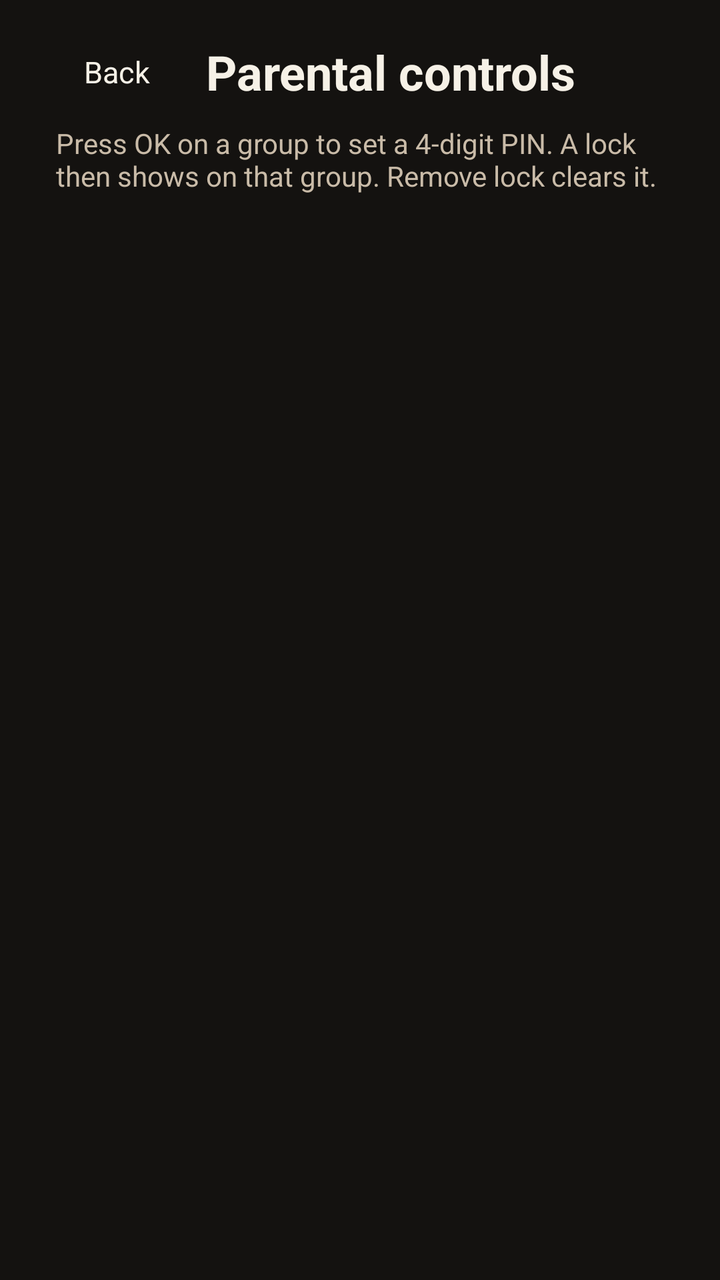
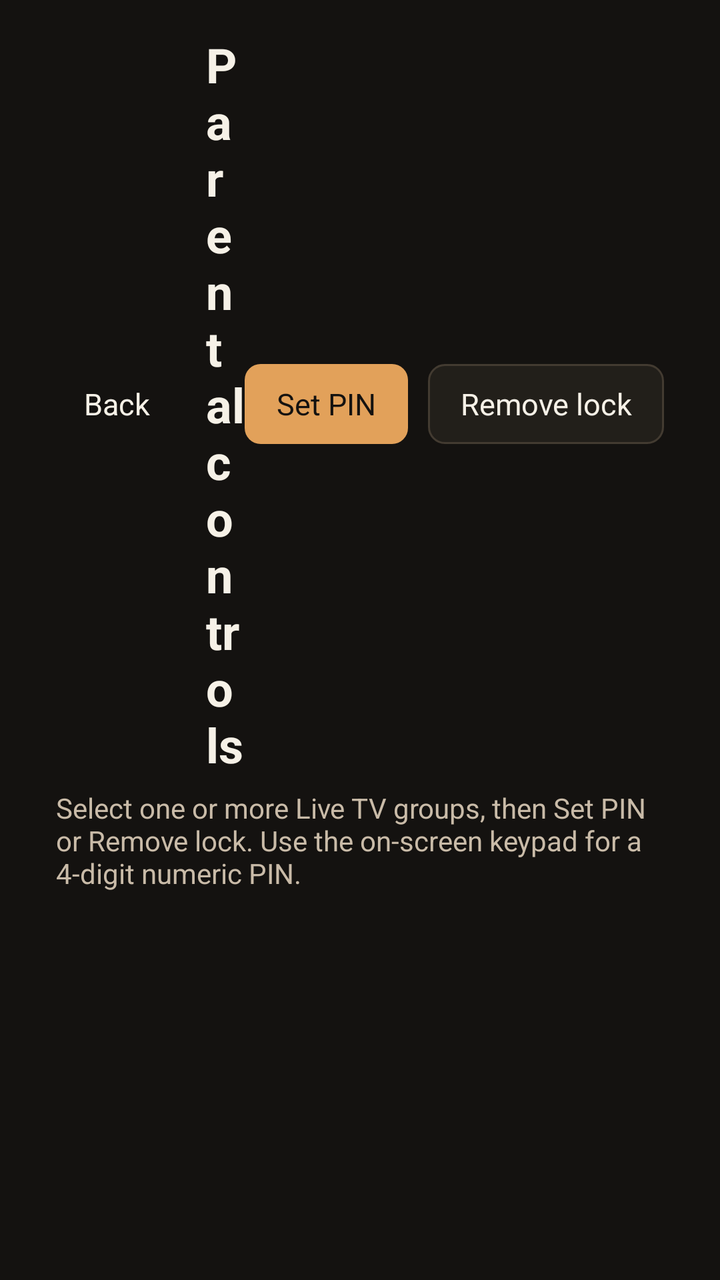

Two renders of the same Android screen: before a commit and after it. Below are the layout's source before the change and the commit's diff.
<!-- AndroidManifest.xml: application theme Theme.OlympusIptv -->
<!-- res/layout/activity_parental.xml -->
<?xml version="1.0" encoding="utf-8"?>
<FrameLayout xmlns:android="http://schemas.android.com/apk/res/android"
    android:layout_width="match_parent"
    android:layout_height="match_parent"
    android:background="@color/bg">

    <LinearLayout
        android:layout_width="match_parent"
        android:layout_height="match_parent"
        android:orientation="vertical"
        android:paddingHorizontal="28dp"
        android:paddingTop="16dp"
        android:paddingBottom="12dp">

        <LinearLayout
            android:layout_width="match_parent"
            android:layout_height="wrap_content"
            android:gravity="center_vertical"
            android:orientation="horizontal">

            <TextView
                android:id="@+id/btnBack"
                android:layout_width="wrap_content"
                android:layout_height="40dp"
                android:background="@drawable/bg_nav"
                android:clickable="true"
                android:focusable="true"
                android:gravity="center"
                android:nextFocusDown="@id/groupList"
                android:paddingHorizontal="14dp"
                android:text="@string/back"
                android:textColor="@color/text_primary"
                android:textSize="15sp" />

            <TextView
                android:layout_width="wrap_content"
                android:layout_height="wrap_content"
                android:layout_marginStart="14dp"
                android:text="@string/parental_title"
                android:textColor="@color/text_primary"
                android:textSize="24sp"
                android:textStyle="bold" />
        </LinearLayout>

        <TextView
            android:layout_width="match_parent"
            android:layout_height="wrap_content"
            android:layout_marginTop="6dp"
            android:text="@string/parental_hint"
            android:textColor="@color/text_secondary"
            android:textSize="14sp" />

        <androidx.recyclerview.widget.RecyclerView
            android:id="@+id/groupList"
            android:layout_width="match_parent"
            android:layout_height="0dp"
            android:layout_marginTop="12dp"
            android:layout_weight="1"
            android:clipToPadding="false"
            android:nextFocusUp="@id/btnBack" />
    </LinearLayout>

    <LinearLayout
        android:id="@+id/groupPin"
        android:layout_width="360dp"
        android:layout_height="wrap_content"
        android:layout_gravity="center"
        android:background="@drawable/bg_panel"
        android:elevation="18dp"
        android:orientation="vertical"
        android:paddingHorizontal="28dp"
        android:paddingVertical="24dp"
        android:visibility="gone">

        <TextView
            android:id="@+id/groupPinTitle"
            android:layout_width="match_parent"
            android:layout_height="wrap_content"
            android:gravity="center"
            android:text="@string/group_pin_set"
            android:textColor="@color/text_primary"
            android:textSize="22sp"
            android:textStyle="bold" />

        <TextView
            android:id="@+id/groupPinDigits"
            android:layout_width="match_parent"
            android:layout_height="72dp"
            android:layout_marginTop="16dp"
            android:background="@color/bg_elevated"
            android:gravity="center"
            android:letterSpacing="0.3"
            android:text="––––"
            android:textColor="@color/text_primary"
            android:textSize="36sp" />

        <TextView
            android:id="@+id/groupPinCancel"
            android:layout_width="match_parent"
            android:layout_height="48dp"
            android:layout_marginTop="16dp"
            android:background="@drawable/bg_focusable"
            android:clickable="true"
            android:focusable="true"
            android:gravity="center"
            android:text="@string/group_pin_cancel"
            android:textColor="@color/text_primary"
            android:textSize="16sp" />

        <TextView
            android:id="@+id/groupPinClear"
            android:layout_width="match_parent"
            android:layout_height="48dp"
            android:layout_marginTop="8dp"
            android:background="@drawable/bg_focusable"
            android:clickable="true"
            android:focusable="true"
            android:gravity="center"
            android:text="@string/group_pin_clear"
            android:textColor="@color/text_primary"
            android:textSize="16sp"
            android:visibility="gone" />
    </LinearLayout>
</FrameLayout>
<!-- resources referenced by this layout -->
<resources>
  <color name="bg">#141210</color>
  <color name="bg_elevated">#221F1A</color>
  <color name="text_primary">#F6F1E7</color>
  <color name="text_secondary">#C9BBA8</color>
  <!-- drawable bg_panel (drawable) -->
  <?xml version="1.0" encoding="utf-8"?>
  <shape xmlns:android="http://schemas.android.com/apk/res/android">
      <solid android:color="@color/bg_panel" />
      <corners android:radius="10dp" />
      <stroke
          android:width="1dp"
          android:color="@color/stroke" />
  </shape>
  <string name="back">Back</string>
  <string name="group_pin_cancel">Cancel</string>
  <string name="group_pin_clear">Remove lock</string>
  <string name="group_pin_set">Lock this group</string>
  <string name="parental_hint">Press OK on a group to set a 4-digit PIN. A lock then shows on that group. Remove lock clears it.</string>
  <string name="parental_title">Parental controls</string>
  <style name="Theme.OlympusIptv" parent="Theme.AppCompat.NoActionBar">
          <item name="android:windowBackground">@color/bg</item>
          <item name="android:colorBackground">@color/bg</item>
          <item name="android:textColorPrimary">@color/text_primary</item>
          <item name="android:textColorSecondary">@color/text_secondary</item>
          <item name="colorPrimary">@color/accent</item>
          <item name="colorAccent">@color/accent</item>
          <item name="android:statusBarColor">@color/bg</item>
          <item name="android:navigationBarColor">@color/bg</item>
          <item name="android:windowFullscreen">true</item>
      </style>
  <color name="focus">#F0C48A</color>
  <color name="accent_dim">#B07A38</color>
  <color name="bg_panel">#2C271F</color>
  <color name="stroke">#433B31</color>
  <color name="accent">#E2A15A</color>
  <!-- unchanged entries left out for length: 2 -->
</resources>

<!-- the commit's change to res/layout/activity_parental.xml (unified diff, before → after) -->
@@ -33,16 +33,45 @@
                 android:textSize="15sp" />
 
             <TextView
-                android:layout_width="wrap_content"
+                android:layout_width="0dp"
                 android:layout_height="wrap_content"
                 android:layout_marginStart="14dp"
+                android:layout_weight="1"
                 android:text="@string/parental_title"
                 android:textColor="@color/text_primary"
                 android:textSize="24sp"
                 android:textStyle="bold" />
+
+            <TextView
+                android:id="@+id/btnSetPin"
+                android:layout_width="wrap_content"
+                android:layout_height="40dp"
+                android:background="@drawable/bg_button"
+                android:clickable="true"
+                android:focusable="true"
+                android:gravity="center"
+                android:paddingHorizontal="16dp"
+                android:text="@string/parental_set_pin"
+                android:textColor="@color/bg"
+                android:textSize="15sp" />
+
+            <TextView
+                android:id="@+id/btnClearPin"
+                android:layout_width="wrap_content"
+                android:layout_height="40dp"
+                android:layout_marginStart="10dp"
+                android:background="@drawable/bg_button_secondary"
+                android:clickable="true"
+                android:focusable="true"
+                android:gravity="center"
+                android:paddingHorizontal="16dp"
+                android:text="@string/parental_clear_pin"
+                android:textColor="@color/text_primary"
+                android:textSize="15sp" />
         </LinearLayout>
 
         <TextView
+            android:id="@+id/parentalHint"
             android:layout_width="match_parent"
             android:layout_height="wrap_content"
             android:layout_marginTop="6dp"
@@ -62,14 +91,14 @@
 
     <LinearLayout
         android:id="@+id/groupPin"
-        android:layout_width="360dp"
+        android:layout_width="420dp"
         android:layout_height="wrap_content"
         android:layout_gravity="center"
         android:background="@drawable/bg_panel"
         android:elevation="18dp"
         android:orientation="vertical"
-        android:paddingHorizontal="28dp"
-        android:paddingVertical="24dp"
+        android:paddingHorizontal="24dp"
+        android:paddingVertical="20dp"
         android:visibility="gone">
 
         <TextView
@@ -85,40 +114,37 @@
         <TextView
             android:id="@+id/groupPinDigits"
             android:layout_width="match_parent"
-            android:layout_height="72dp"
-            android:layout_marginTop="16dp"
+            android:layout_height="64dp"
+            android:layout_marginTop="14dp"
             android:background="@color/bg_elevated"
             android:gravity="center"
-            android:letterSpacing="0.3"
+            android:letterSpacing="0.35"
             android:text="––––"
             android:textColor="@color/text_primary"
-            android:textSize="36sp" />
+            android:textSize="34sp" />
 
-        <TextView
-            android:id="@+id/groupPinCancel"
+        <GridLayout
+            android:id="@+id/pinPad"
             android:layout_width="match_parent"
-            android:layout_height="48dp"
-            android:layout_marginTop="16dp"
-            android:background="@drawable/bg_focusable"
-            android:clickable="true"
-            android:focusable="true"
-            android:gravity="center"
-            android:text="@string/group_pin_cancel"
-            android:textColor="@color/text_primary"
-            android:textSize="16sp" />
+            android:layout_height="wrap_content"
+            android:layout_marginTop="14dp"
+            android:alignmentMode="alignMargins"
+            android:columnCount="3"
+            android:rowCount="4"
+            android:useDefaultMargins="true">
 
-        <TextView
-            android:id="@+id/groupPinClear"
-            android:layout_width="match_parent"
-            android:layout_height="48dp"
-            android:layout_marginTop="8dp"
-            android:background="@drawable/bg_focusable"
-            android:clickable="true"
-            android:focusable="true"
-            android:gravity="center"
-            android:text="@string/group_pin_clear"
-            android:textColor="@color/text_primary"
-            android:textSize="16sp"
-            android:visibility="gone" />
+            <TextView android:id="@+id/pin1" style="@style/OlympusIptvPinKey" android:text="1" />
+            <TextView android:id="@+id/pin2" style="@style/OlympusIptvPinKey" android:text="2" />
+            <TextView android:id="@+id/pin3" style="@style/OlympusIptvPinKey" android:text="3" />
+            <TextView android:id="@+id/pin4" style="@style/OlympusIptvPinKey" android:text="4" />
+            <TextView android:id="@+id/pin5" style="@style/OlympusIptvPinKey" android:text="5" />
+            <TextView android:id="@+id/pin6" style="@style/OlympusIptvPinKey" android:text="6" />
+            <TextView android:id="@+id/pin7" style="@style/OlympusIptvPinKey" android:text="7" />
+            <TextView android:id="@+id/pin8" style="@style/OlympusIptvPinKey" android:text="8" />
+            <TextView android:id="@+id/pin9" style="@style/OlympusIptvPinKey" android:text="9" />
+            <TextView android:id="@+id/pinClearDigit" style="@style/OlympusIptvPinKey" android:text="⌫" />
+            <TextView android:id="@+id/pin0" style="@style/OlympusIptvPinKey" android:text="0" />
+            <TextView android:id="@+id/pinCancel" style="@style/OlympusIptvPinKey" android:text="@string/group_pin_cancel" />
+        </GridLayout>
     </LinearLayout>
 </FrameLayout>
<!-- resource entries referenced after the edit -->
@@ -4,6 +4,50 @@
   <color name="bg_elevated">#221F1A</color>
   <color name="text_primary">#F6F1E7</color>
   <color name="text_secondary">#C9BBA8</color>
+  <!-- drawable bg_button (drawable) -->
+  <?xml version="1.0" encoding="utf-8"?>
+  <selector xmlns:android="http://schemas.android.com/apk/res/android">
+      <item android:state_focused="true">
+          <shape>
+              <solid android:color="@color/focus" />
+              <corners android:radius="8dp" />
+          </shape>
+      </item>
+      <item android:state_pressed="true">
+          <shape>
+              <solid android:color="@color/accent_dim" />
+              <corners android:radius="8dp" />
+          </shape>
+      </item>
+      <item>
+          <shape>
+              <solid android:color="@color/accent" />
+              <corners android:radius="8dp" />
+          </shape>
+      </item>
+  </selector>
+  <!-- drawable bg_button_secondary (drawable) -->
+  <?xml version="1.0" encoding="utf-8"?>
+  <selector xmlns:android="http://schemas.android.com/apk/res/android">
+      <item android:state_focused="true">
+          <shape>
+              <solid android:color="@color/bg_elevated" />
+              <corners android:radius="8dp" />
+              <stroke
+                  android:width="2dp"
+                  android:color="@color/focus" />
+          </shape>
+      </item>
+      <item>
+          <shape>
+              <solid android:color="@color/bg_elevated" />
+              <corners android:radius="8dp" />
+              <stroke
+                  android:width="1dp"
+                  android:color="@color/stroke" />
+          </shape>
+      </item>
+  </selector>
   <!-- drawable bg_panel (drawable) -->
   <?xml version="1.0" encoding="utf-8"?>
   <shape xmlns:android="http://schemas.android.com/apk/res/android">
@@ -15,10 +59,24 @@
   </shape>
   <string name="back">Back</string>
   <string name="group_pin_cancel">Cancel</string>
-  <string name="group_pin_clear">Remove lock</string>
   <string name="group_pin_set">Lock this group</string>
-  <string name="parental_hint">Press OK on a group to set a 4-digit PIN. A lock then shows on that group. Remove lock clears it.</string>
+  <string name="parental_clear_pin">Remove lock</string>
+  <string name="parental_hint">Select one or more Live TV groups, then Set PIN or Remove lock. Use the on-screen keypad for a 4-digit numeric PIN.</string>
+  <string name="parental_set_pin">Set PIN</string>
   <string name="parental_title">Parental controls</string>
+  <style name="OlympusIptvPinKey">
+          <item name="android:layout_width">0dp</item>
+          <item name="android:layout_height">56dp</item>
+          <item name="android:layout_columnWeight">1</item>
+          <item name="android:background">@drawable/bg_focusable</item>
+          <item name="android:clickable">true</item>
+          <item name="android:focusable">true</item>
+          <item name="android:focusableInTouchMode">true</item>
+          <item name="android:gravity">center</item>
+          <item name="android:textColor">@color/text_primary</item>
+          <item name="android:textSize">22sp</item>
+          <item name="android:textStyle">bold</item>
+      </style>
   <style name="Theme.OlympusIptv" parent="Theme.AppCompat.NoActionBar">
           <item name="android:windowBackground">@color/bg</item>
           <item name="android:colorBackground">@color/bg</item>
